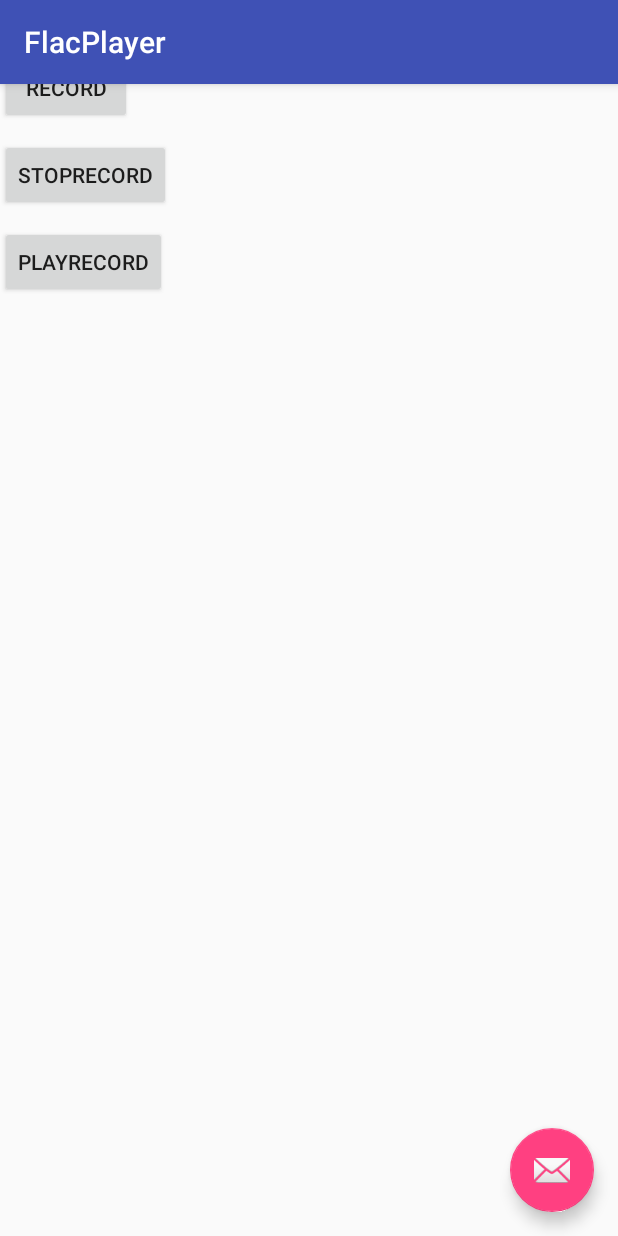
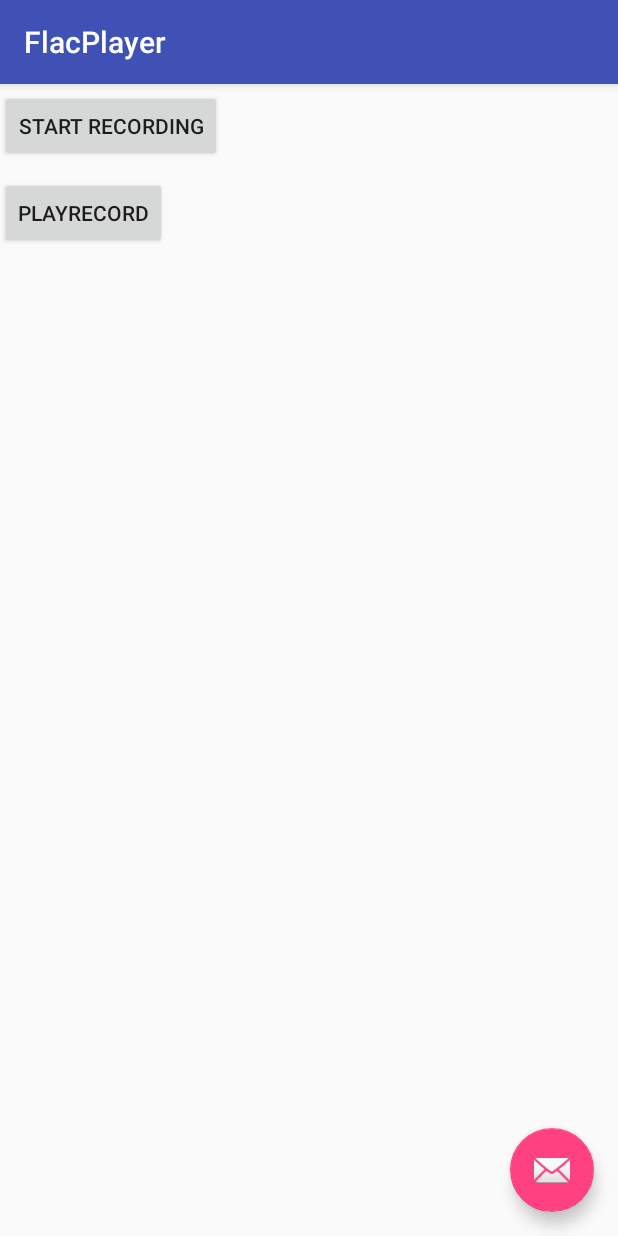
Before and after one commit to clybe/FlacPlayer, an Android app: the screen it shows after launch (MainActivity), on a phone screen of 412 x 824 dp. Run offline under Robolectric (Android 15) with nearby library versions, the light colour scheme and no system bars; 2 statements that could not run were skipped.

Commit message:
add AudioTrack player

```diff
--- a/app/src/main/java/com/clybe/flacplayer/MainActivity.java
+++ b/app/src/main/java/com/clybe/flacplayer/MainActivity.java
@@ -6,20 +6,19 @@
 import android.support.v7.app.AppCompatActivity;
 import android.support.v7.widget.Toolbar;
 import android.view.View;
+import android.widget.Button;
 
+import com.clybe.flacplayer.jni.LibFlac;
+import com.clybe.flacplayer.player.FlacPlayer;
 import com.clybe.flacplayer.recorder.FlacRecorder;
 
 public class MainActivity extends AppCompatActivity implements View.OnClickListener {
-
-    // Used to load the 'native-lib' library on application startup.
-    static {
-        System.loadLibrary("flacwrapper");
-    }
 
     public static final String File_Raw_Name = "pcm.raw";
     public static final String File_Flac_Name = "out.wav";
 
     private FlacRecorder flacRecorder;
+    private FlacPlayer flacPlayer;
 
     @Override
     protected void onCreate(Bundle savedInstanceState) {
@@ -40,26 +39,30 @@
         // Example of a call to a native method
 
         findViewById(R.id.btn_record).setOnClickListener(this);
-        findViewById(R.id.btn_stop_record).setOnClickListener(this);
+        findViewById(R.id.btn_play_record).setOnClickListener(this);
 
         flacRecorder = new FlacRecorder();
+        flacPlayer = new FlacPlayer();
+
+        Trace.e(LibFlac.stringFromJNI());
 
     }
-
-    /**
-     * A native method that is implemented by the 'native-lib' native library,
-     * which is packaged with this application.
-     */
-    public native String stringFromJNI();
 
     @Override
     public void onClick(View v) {
         switch (v.getId()) {
             case R.id.btn_record:
-                flacRecorder.start();
+                if (flacRecorder.isRecording()) {
+                    ((Button) v).setText("Start Recording");
+                    flacRecorder.release();
+                } else {
+                    ((Button) v).setText("Stop Recording");
+                    flacRecorder.start();
+                }
                 break;
-            case R.id.btn_stop_record:
-                flacRecorder.release();
+            case R.id.btn_play_record:
+                LibFlac.decode();
+                flacPlayer.play();
                 break;
         }
     }
--- /dev/null
+++ b/app/src/main/java/com/clybe/flacplayer/jni/LibFlac.java
@@ -0,0 +1,17 @@
+package com.clybe.flacplayer.jni;
+
+/**
+ * Created by caiyu on 2017/6/24.
+ */
+
+public class LibFlac {
+
+    static {
+        System.loadLibrary("flacplayer");
+    }
+
+    native public static String stringFromJNI();
+
+    native public static String decode();
+
+}
--- /dev/null
+++ b/app/src/main/java/com/clybe/flacplayer/player/FlacPlayer.java
@@ -0,0 +1,12 @@
+package com.clybe.flacplayer.player;
+
+/**
+ * Created by caiyu on 2017/6/24.
+ */
+
+public class FlacPlayer {
+
+    public void play() {
+        new PlayerThread().start();
+    }
+}
--- a/app/src/main/java/com/clybe/flacplayer/recorder/FlacRecorder.java
+++ b/app/src/main/java/com/clybe/flacplayer/recorder/FlacRecorder.java
@@ -1,8 +1,6 @@
 package com.clybe.flacplayer.recorder;
 
-import android.media.AudioFormat;
 import android.media.AudioRecord;
-import android.media.MediaRecorder;
 
 /**
  * Created by caiyu on 2017/6/24.
@@ -10,11 +8,6 @@
 
 public class FlacRecorder implements IRecorder {
 
-    //AudioRecord params
-    private int audioSource = MediaRecorder.AudioSource.MIC;
-    private static int sampleRateInHz = 44100;
-    private static int channelConfig = AudioFormat.CHANNEL_IN_STEREO;
-    private static int audioFormat = AudioFormat.ENCODING_PCM_16BIT;
     private int bufferSizeInBytes;
 
     //Record state
@@ -27,12 +20,8 @@
     private RecorderThread recorderThread;
 
     public FlacRecorder() {
-        bufferSizeInBytes = AudioRecord.getMinBufferSize(sampleRateInHz,
-                channelConfig, audioFormat);
-        // 创建AudioRecord对象
-        audioRecord = new AudioRecord(audioSource, sampleRateInHz,
-                channelConfig, audioFormat, bufferSizeInBytes);
-
+        bufferSizeInBytes = AudioRecord.getMinBufferSize(RecorderConfig.sampleRateInHz,
+                RecorderConfig.channelConfig, RecorderConfig.audioFormat);
     }
 
     @Override
@@ -42,6 +31,9 @@
 
     public void start() {
         if (recordState == State_Init) {
+            // 创建AudioRecord对象
+            audioRecord = new AudioRecord(RecorderConfig.audioSource, RecorderConfig.sampleRateInHz,
+                    RecorderConfig.channelConfig, RecorderConfig.audioFormat, bufferSizeInBytes);
             recordState = State_Recording;
             audioRecord.startRecording();
             recorderThread = new RecorderThread(this);
@@ -60,19 +52,23 @@
         if (recordState == State_Recording) {
             recordState = State_Release;
             try {
-                recorderThread.isRecord = false;
                 recorderThread.join();
             } catch (InterruptedException e) {
                 e.printStackTrace();
             }
-            audioRecord.stop();
             audioRecord.release();
+
+            //reset recordState to init
+            recordState = State_Init;
+
+            //Send Stop event(switch UI state)
         }
     }
 
     @Override
-    public AudioRecord getAudioRecord() {
-        return audioRecord;
+    public boolean isRecording() {
+        return recordState == State_Recording;
     }
 
+
 }
--- a/app/src/main/java/com/clybe/flacplayer/recorder/IRecorder.java
+++ b/app/src/main/java/com/clybe/flacplayer/recorder/IRecorder.java
@@ -1,6 +1,4 @@
 package com.clybe.flacplayer.recorder;
-
-import android.media.AudioRecord;
 
 /**
  * Created by caiyu on 2017/6/24.
@@ -16,6 +14,5 @@
 
     void release();
 
-    AudioRecord getAudioRecord();
-
+    boolean isRecording();
 }
--- a/app/src/main/res/layout/content_main.xml
+++ b/app/src/main/res/layout/content_main.xml
@@ -7,31 +7,15 @@
     tools:context="com.clybe.flacplayer.MainActivity"
     tools:showIn="@layout/activity_main">
 
-
-    <TextView
-        android:id="@+id/text_state"
-        android:layout_width="match_parent"
-        android:layout_height="wrap_content"
-        android:hint="Record state"
-        android:textSize="18sp" />
-
     <Button
         android:id="@+id/btn_record"
         android:layout_width="wrap_content"
         android:layout_height="wrap_content"
-        android:layout_marginTop="10dp"
-        android:text="Record" />
+        android:layout_marginTop="60dp"
+        android:text="Start Recording" />
 
     <Button
-        android:id="@+id/btn_stop_record"
-        android:layout_width="wrap_content"
-        android:layout_height="wrap_content"
-        android:layout_marginTop="10dp"
-        android:text="StopRecord" />
-
-
-    <Button
-        android:id="@+id/play_record"
+        android:id="@+id/btn_play_record"
         android:layout_width="wrap_content"
         android:layout_height="wrap_content"
         android:layout_marginTop="10dp"
```
Also changed, not shown: app/src/main/java/com/clybe/flacplayer/player/PlayerThread.java (added, +50 -0 lines), app/src/main/java/com/clybe/flacplayer/recorder/RecorderConfig.java (added, +16 -0 lines), app/src/main/java/com/clybe/flacplayer/recorder/RecorderThread.java (+3 -5 lines), 7 other files.
